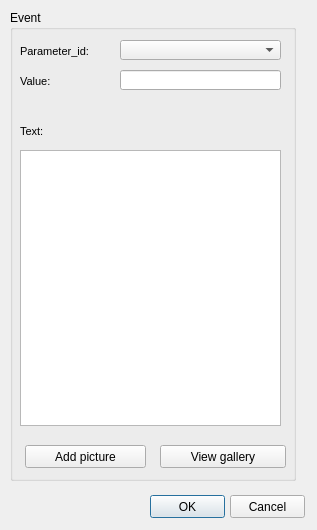
Before: the Qt Designer form ui/event_standard.ui in Giswater/giswater_qgis_plugin, drawn with Qt 5.
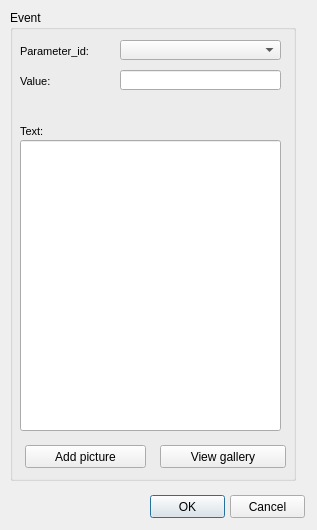
After: the same form once the commit is applied.

```diff
--- a/ui/event_standard.ui
+++ b/ui/event_standard.ui
@@ -137,19 +137,6 @@
      </rect>
     </property>
    </widget>
-   <widget class="QTableView" name="text">
-    <property name="geometry">
-     <rect>
-      <x>10</x>
-      <y>140</y>
-      <width>261</width>
-      <height>276</height>
-     </rect>
-    </property>
-    <property name="sortingEnabled">
-     <bool>true</bool>
-    </property>
-   </widget>
    <widget class="QLabel" name="label_flexunion_code_4">
     <property name="geometry">
      <rect>
@@ -225,6 +212,19 @@
      <string>View gallery</string>
     </property>
    </widget>
+   <widget class="QLineEdit" name="text">
+    <property name="geometry">
+     <rect>
+      <x>10</x>
+      <y>130</y>
+      <width>261</width>
+      <height>291</height>
+     </rect>
+    </property>
+    <property name="frame">
+     <bool>true</bool>
+    </property>
+   </widget>
   </widget>
  </widget>
  <resources/>
```
